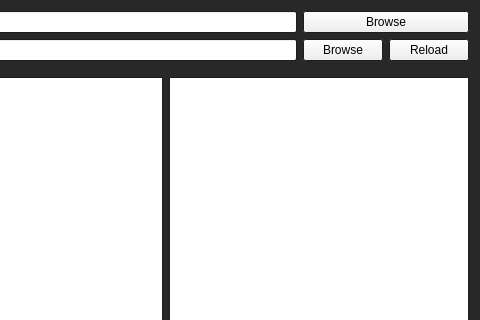
Above: SonoAssist/SonoAssist.ui from LATIS-LABS-ETS/SonoAssist before the change; both pictures show x 661 to 1141 and y 0 to 320 of the 1141 by 889 pixel window. Below: the same form after it.
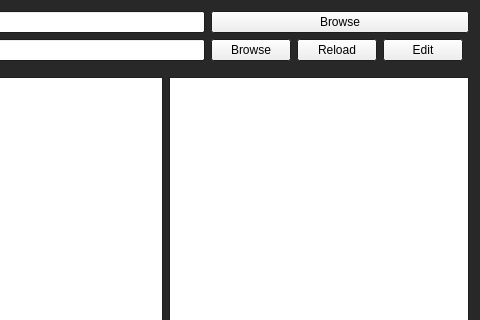
That is the form after the change.

The edit to the form file:
```diff
--- a/SonoAssist/SonoAssist.ui
+++ b/SonoAssist/SonoAssist.ui
@@ -129,6 +129,27 @@
    <layout class="QVBoxLayout" name="verticalLayout">
     <item>
      <layout class="QGridLayout" name="input_fields_layout">
+      <item row="2" column="4">
+       <widget class="QPushButton" name="param_edit">
+        <property name="text">
+         <string>Edit</string>
+        </property>
+       </widget>
+      </item>
+      <item row="1" column="2" colspan="4">
+       <widget class="QPushButton" name="output_folder_browse">
+        <property name="text">
+         <string>Browse</string>
+        </property>
+       </widget>
+      </item>
+      <item row="2" column="2">
+       <widget class="QPushButton" name="param_file_browse">
+        <property name="text">
+         <string>Browse</string>
+        </property>
+       </widget>
+      </item>
       <item row="1" column="0">
        <widget class="QLineEdit" name="output_folder_input">
         <property name="placeholderText">
@@ -143,27 +164,13 @@
         </property>
        </widget>
       </item>
-      <item row="2" column="2">
-       <widget class="QPushButton" name="param_file_browse">
-        <property name="text">
-         <string>Browse</string>
-        </property>
-       </widget>
-      </item>
       <item row="2" column="3">
-       <widget class="QPushButton" name="param_file_apply">
+       <widget class="QPushButton" name="param_file_reload">
         <property name="text">
          <string>Reload</string>
         </property>
        </widget>
       </item>
-      <item row="1" column="2" colspan="2">
-       <widget class="QPushButton" name="output_folder_browse">
-        <property name="text">
-         <string>Browse</string>
-        </property>
-       </widget>
-      </item>
      </layout>
     </item>
     <item>
```
